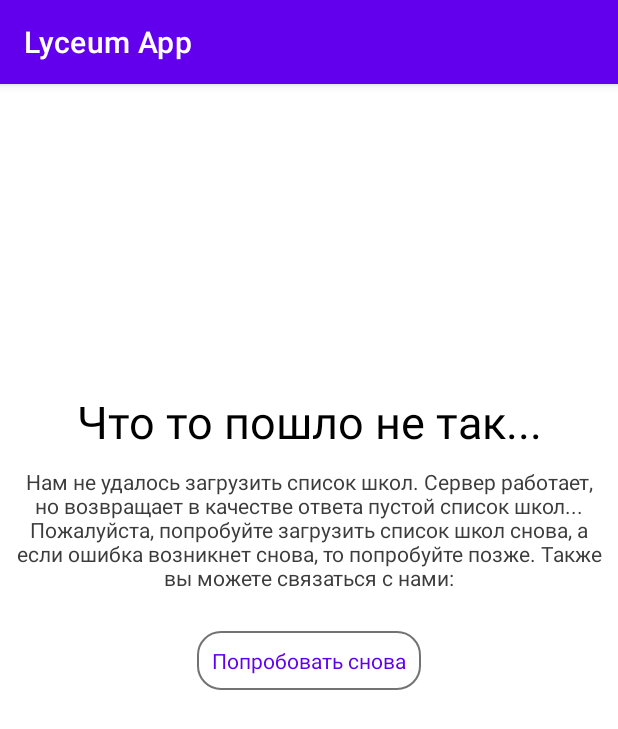
After one commit to HolodTema/DigitalLyceum_Android_ProperGit, an Android app: the NoSchoolsActivity screen opened directly, with no data from a screen before it, on a phone screen of 412 x 824 dp. The commit adds this screen. Shown: the top 729 px of the screen. Run offline under Robolectric (Android 15) with nearby library versions, the phone set to English and light mode, and no system bars.

Commit message:
-Before this commit I've added some schools and grades to tne test-async-api. -I've changed some json-generated classes in .json package and I've changed the code in RetrofitManager, because test-async-api was changed. -There can be situation during the app works, when server works, but returns an empty list of schools. Earlier I've already solved this problem for choosing grades. And this commit I've create special very simple NoSchoolsActivity, that launches in this case. -I've done this commit from laptop. So, I need to update GitHub changes in my main computer. Maybe, I will have to merge some commits and changes later...

```diff
--- /dev/null
+++ b/app/src/main/java/com/example/lyceumapp/activity/NoSchoolsActivity.kt
@@ -0,0 +1,22 @@
+package com.example.lyceumapp.activity
+
+import android.content.Intent
+import androidx.appcompat.app.AppCompatActivity
+import android.os.Bundle
+import com.example.lyceumapp.MainActivity
+import com.example.lyceumapp.R
+import com.example.lyceumapp.databinding.ActivityNoSchoolsBinding
+
+class NoSchoolsActivity : AppCompatActivity() {
+    override fun onCreate(savedInstanceState: Bundle?) {
+        super.onCreate(savedInstanceState)
+        val binding = ActivityNoSchoolsBinding.inflate(layoutInflater)
+        setContentView(binding.root)
+
+        binding.textLikeButtonTryAgain.setOnClickListener{
+            val intent = Intent(this, MainActivity::class.java)
+            intent.flags = Intent.FLAG_ACTIVITY_NO_ANIMATION
+            startActivity(intent)
+        }
+    }
+}
--- a/app/src/main/java/com/example/lyceumapp/json/grades/SchoolGradesJson.kt
+++ b/app/src/main/java/com/example/lyceumapp/json/grades/SchoolGradesJson.kt
@@ -3,6 +3,6 @@ package com.example.lyceumapp.json.grades
 import com.squareup.moshi.Json
 
 data class SchoolGradesJson(
-    @Json(name = "school_id") val schoolId: String,
+    @Json(name="school_id") val schoolId: Int,
     @Json(name = "classes") val schoolGrades: List<GradeJson>
 )
--- a/app/src/main/java/com/example/lyceumapp/json/schools/SchoolJson.kt
+++ b/app/src/main/java/com/example/lyceumapp/json/schools/SchoolJson.kt
@@ -21,8 +21,8 @@ data class SchoolJson(
         override fun createFromParcel(parcel: Parcel?): SchoolJson {
             return SchoolJson(
                 parcel?.readInt()!!,
-                parcel?.readString()!!,
-                parcel?.readString()!!
+                parcel.readString()!!,
+                parcel.readString()!!
             )
         }
 
--- a/app/src/main/java/com/example/lyceumapp/viewmodel/MainViewModel.kt
+++ b/app/src/main/java/com/example/lyceumapp/viewmodel/MainViewModel.kt
@@ -50,7 +50,9 @@ class MainViewModel(application: Application, private val modeToOpenShPreference
     //default value of chosenSchool is the first object from the list of schools
     private fun downloadSchools() {
         RequestManager.getSchools{
-            if(it!=null) chosenSchool = it[0]
+            if(it!=null) {
+                chosenSchool = it[0]
+            }
             liveDataListSchools.value = it
         }
     }
--- /dev/null
+++ b/app/src/main/res/layout/activity_no_schools.xml
@@ -0,0 +1,43 @@
+<?xml version="1.0" encoding="utf-8"?>
+<androidx.constraintlayout.widget.ConstraintLayout xmlns:android="http://schemas.android.com/apk/res/android"
+    xmlns:app="http://schemas.android.com/apk/res-auto"
+    xmlns:tools="http://schemas.android.com/tools"
+    android:layout_width="match_parent"
+    android:layout_height="match_parent"
+    tools:context=".activity.NoSchoolsActivity">
+    <TextView
+        android:id="@+id/textNoSchoolsHeader"
+        style="@style/textPrimary"
+        android:layout_width="match_parent"
+        android:layout_height="wrap_content"
+        android:layout_marginHorizontal="10dp"
+        android:layout_weight="1"
+        android:gravity="center"
+        android:text="@string/no_response_header"
+        android:textSize="30sp"
+        app:layout_constraintBottom_toTopOf="@+id/textNoSchoolsDescription"
+        android:layout_marginBottom="10dp"/>
+
+    <TextView
+        android:id="@+id/textNoSchoolsDescription"
+        android:layout_width="match_parent"
+        android:layout_height="wrap_content"
+        android:gravity="center"
+        android:layout_marginBottom="10dp"
+        android:layout_marginHorizontal="10dp"
+        android:text="@string/no_schools_description"
+        app:layout_constraintBottom_toTopOf="@+id/textLikeButtonTryAgain"
+        style="@style/textSecondary"/>
+
+    <TextView
+        android:id="@+id/textLikeButtonTryAgain"
+        style="@style/button"
+        android:layout_width="wrap_content"
+        android:layout_height="wrap_content"
+        android:text="@string/try_again"
+        app:layout_constraintBottom_toBottomOf="parent"
+        app:layout_constraintEnd_toEndOf="parent"
+        app:layout_constraintStart_toStartOf="parent"
+        app:layout_constraintTop_toTopOf="parent" />
+
+</androidx.constraintlayout.widget.ConstraintLayout>
--- a/app/src/main/res/values/strings.xml
+++ b/app/src/main/res/values/strings.xml
@@ -46,4 +46,5 @@
     <string name="next_lesson_is_in">Следующий урок начнется через</string>
     <string name="next_lesson_is_in_time">%02d часов %02d минут.</string>
     <string name="no_grades_for_school_description">Не удалось загрузить список классов для выбранной образовательной организации.\nЕсли вы считаете, что произошла ошибка, пожалуйста, свяжитесь с нами:\n</string>
+    <string name="no_schools_description">Нам не удалось загрузить список школ. Сервер работает, но возвращает в качестве ответа пустой список школ... Пожалуйста, попробуйте загрузить список школ снова, а если ошибка возникнет снова, то попробуйте позже. Также вы можете связаться с нами:\n</string>
 </resources>
```
Also changed, not shown: app/src/main/AndroidManifest.xml (+7 -0 lines), app/src/main/java/com/example/lyceumapp/MainActivity.kt (+9 -1 lines), app/src/main/java/com/example/lyceumapp/json/JsonManager.kt (deleted, +0 -61 lines), app/src/main/java/com/example/lyceumapp/json/grades/GradeJson.kt (+3 -5 lines).
